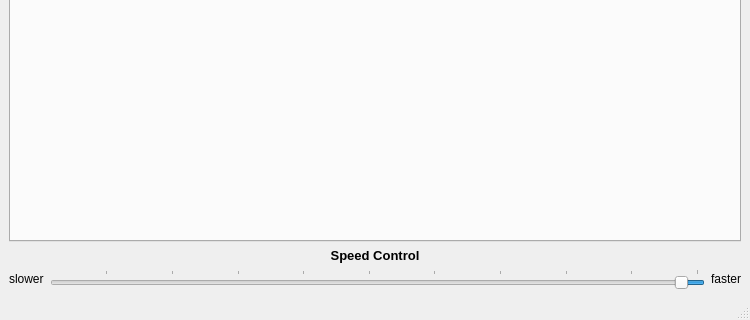
sundrythoughts/EmuCpu, file src/Sim86Window.ui: the form before one commit; both pictures show x 0 to 750 and y 322 to 642 of the 750 by 642 pixel window.
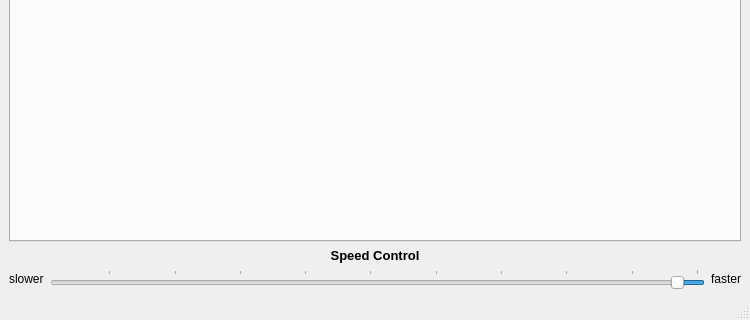
The form after the commit.

The edit to the form file:
```diff
--- a/src/Sim86Window.ui
+++ b/src/Sim86Window.ui
@@ -84,7 +84,7 @@
       <item>
        <widget class="QSlider" name="m_sld_speed">
         <property name="minimum">
-         <number>2500</number>
+         <number>2000</number>
         </property>
         <property name="maximum">
          <number>1000000</number>
```
